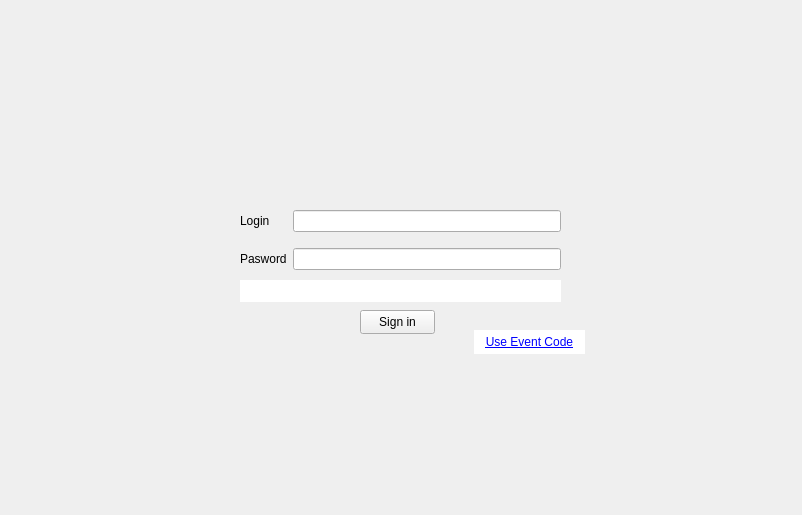
The window that client/loginwindow.ui (wthme/Hackaton-school21) describes before a commit, drawn with Qt 5.
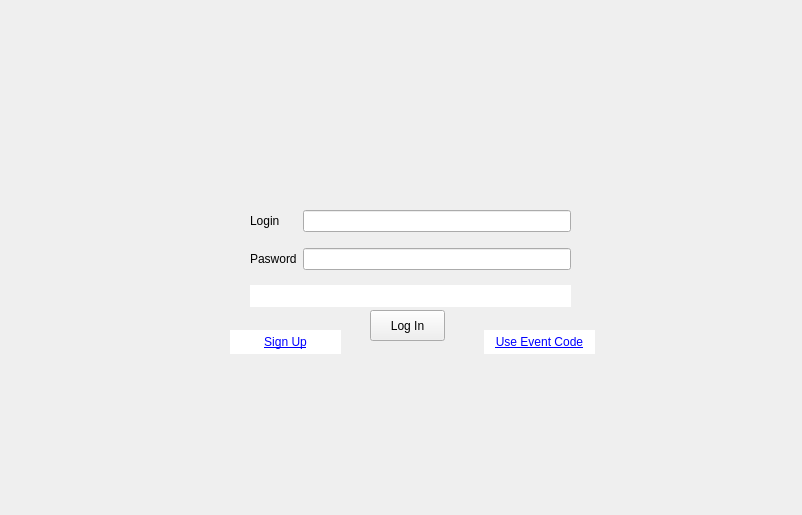
The same window after the commit. Custom widgets are drawn as their Qt base class.

Commit message: login and signUp

Diff of the .ui file:
```diff
--- a/client/loginwindow.ui
+++ b/client/loginwindow.ui
@@ -19,19 +19,144 @@
   <property name="windowTitle">
    <string>LogInWindow</string>
   </property>
-  <widget class="QWidget" name="centralwidget" native="true">
+  <widget class="QWidget" name="sign_up_widg" native="true">
+   <property name="enabled">
+    <bool>true</bool>
+   </property>
    <property name="geometry">
     <rect>
-     <x>0</x>
-     <y>0</y>
-     <width>801</width>
-     <height>501</height>
+     <x>200</x>
+     <y>130</y>
+     <width>421</width>
+     <height>241</height>
     </rect>
    </property>
-   <widget class="QWidget" name="widget" native="true">
+   <property name="autoFillBackground">
+    <bool>true</bool>
+   </property>
+   <property name="styleSheet">
+    <string notr="true">
+QLineEdit {
+	border: 0px
+	border-bottom: 1px solid black
+}</string>
+   </property>
+   <widget class="QWidget" name="gridLayoutWidget_2">
     <property name="geometry">
      <rect>
-      <x>190</x>
+      <x>50</x>
+      <y>50</y>
+      <width>321</width>
+      <height>85</height>
+     </rect>
+    </property>
+    <layout class="QGridLayout" name="gridLayout_2">
+     <item row="0" column="0">
+      <widget class="QLabel" name="label_2">
+       <property name="text">
+        <string>Login</string>
+       </property>
+      </widget>
+     </item>
+     <item row="1" column="0">
+      <widget class="QLabel" name="label_4">
+       <property name="text">
+        <string>Pasword</string>
+       </property>
+      </widget>
+     </item>
+     <item row="1" column="1">
+      <widget class="QLineEdit" name="pswd_signup_line">
+       <property name="styleSheet">
+        <string notr="true"/>
+       </property>
+       <property name="echoMode">
+        <enum>QLineEdit::Password</enum>
+       </property>
+      </widget>
+     </item>
+     <item row="0" column="1">
+      <widget class="QLineEdit" name="login_signup_line"/>
+     </item>
+     <item row="2" column="1">
+      <widget class="QLineEdit" name="pswd_conf_signup_line">
+       <property name="styleSheet">
+        <string notr="true"/>
+       </property>
+       <property name="echoMode">
+        <enum>QLineEdit::Password</enum>
+       </property>
+      </widget>
+     </item>
+     <item row="2" column="0">
+      <widget class="QLabel" name="label_5">
+       <property name="text">
+        <string>Pasword Confirm</string>
+       </property>
+      </widget>
+     </item>
+    </layout>
+   </widget>
+   <widget class="QPushButton" name="sign_up_button">
+    <property name="geometry">
+     <rect>
+      <x>170</x>
+      <y>170</y>
+      <width>75</width>
+      <height>31</height>
+     </rect>
+    </property>
+    <property name="text">
+     <string>Sign up</string>
+    </property>
+   </widget>
+   <widget class="QLineEdit" name="signUpErrorLine">
+    <property name="geometry">
+     <rect>
+      <x>50</x>
+      <y>140</y>
+      <width>321</width>
+      <height>22</height>
+     </rect>
+    </property>
+    <property name="styleSheet">
+     <string notr="true">QLineEdit {
+	border: 0px;
+}</string>
+    </property>
+    <property name="alignment">
+     <set>Qt::AlignCenter</set>
+    </property>
+   </widget>
+   <widget class="QPushButton" name="to_log_in">
+    <property name="geometry">
+     <rect>
+      <x>30</x>
+      <y>200</y>
+      <width>111</width>
+      <height>24</height>
+     </rect>
+    </property>
+    <property name="styleSheet">
+     <string notr="true">QPushButton {
+	background-color : white;
+	border: 0px;
+	color: blue;
+	text-decoration: underline;
+}</string>
+    </property>
+    <property name="text">
+     <string>Log In</string>
+    </property>
+   </widget>
+  </widget>
+  <widget class="QWidget" name="log_in_widg" native="true">
+   <property name="enabled">
+    <bool>true</bool>
+   </property>
+   <property name="geometry">
+    <rect>
+     <x>200</x>
       <y>130</y>
       <width>421</width>
       <height>241</height>
@@ -76,6 +201,9 @@
         <property name="styleSheet">
          <string notr="true"/>
         </property>
+       <property name="text">
+        <string/>
+       </property>
         <property name="echoMode">
          <enum>QLineEdit::Password</enum>
         </property>
@@ -92,18 +220,18 @@
        <x>170</x>
        <y>180</y>
        <width>75</width>
-       <height>24</height>
+      <height>31</height>
       </rect>
      </property>
      <property name="text">
-      <string>Sign in</string>
+     <string>Log In</string>
      </property>
     </widget>
     <widget class="QLineEdit" name="loginErrorLine">
      <property name="geometry">
       <rect>
        <x>50</x>
-       <y>150</y>
+      <y>155</y>
        <width>321</width>
        <height>22</height>
       </rect>
@@ -138,6 +266,26 @@
       <string>Use Event Code</string>
      </property>
     </widget>
+   <widget class="QPushButton" name="to_sign_up">
+    <property name="geometry">
+     <rect>
+      <x>30</x>
+      <y>200</y>
+      <width>111</width>
+      <height>24</height>
+     </rect>
+    </property>
+    <property name="styleSheet">
+     <string notr="true">QPushButton {
+	background-color : white;
+	border: 0px;
+	color: blue;
+	text-decoration: underline;
+}</string>
+    </property>
+    <property name="text">
+     <string>Sign Up</string>
+    </property>
    </widget>
   </widget>
  </widget>
```
Left out of the diff: 6 changed lines with no effect on the pictures. Lines whose indentation alone changed are shown as unchanged. The commit also changes 9 other files.
